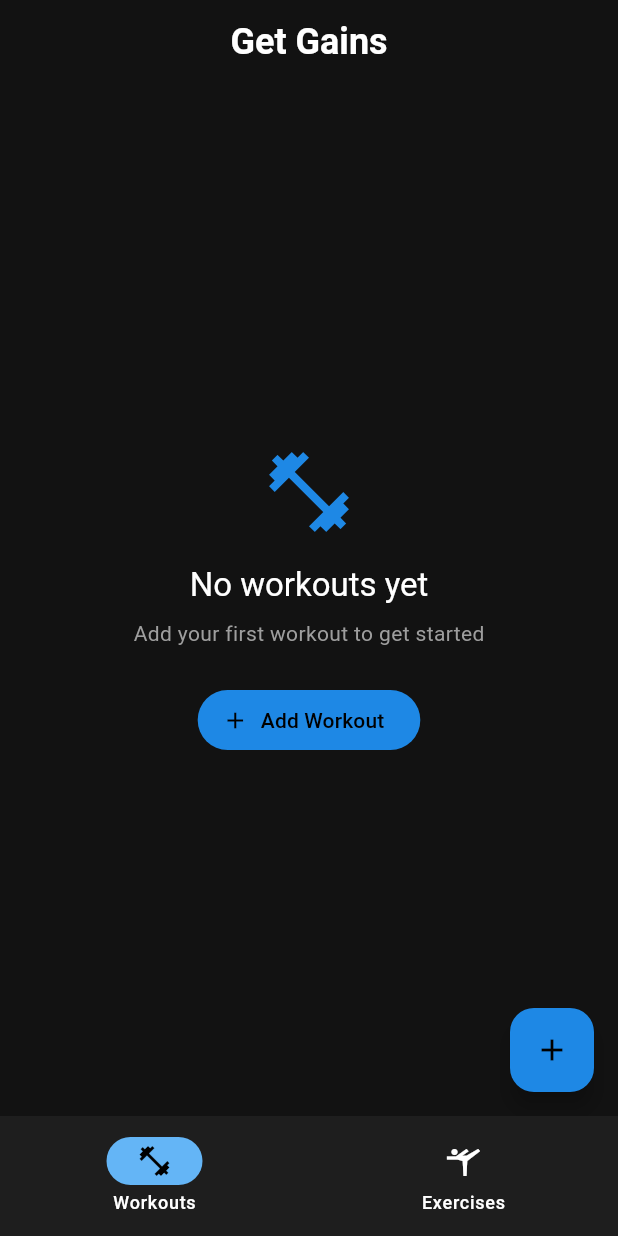
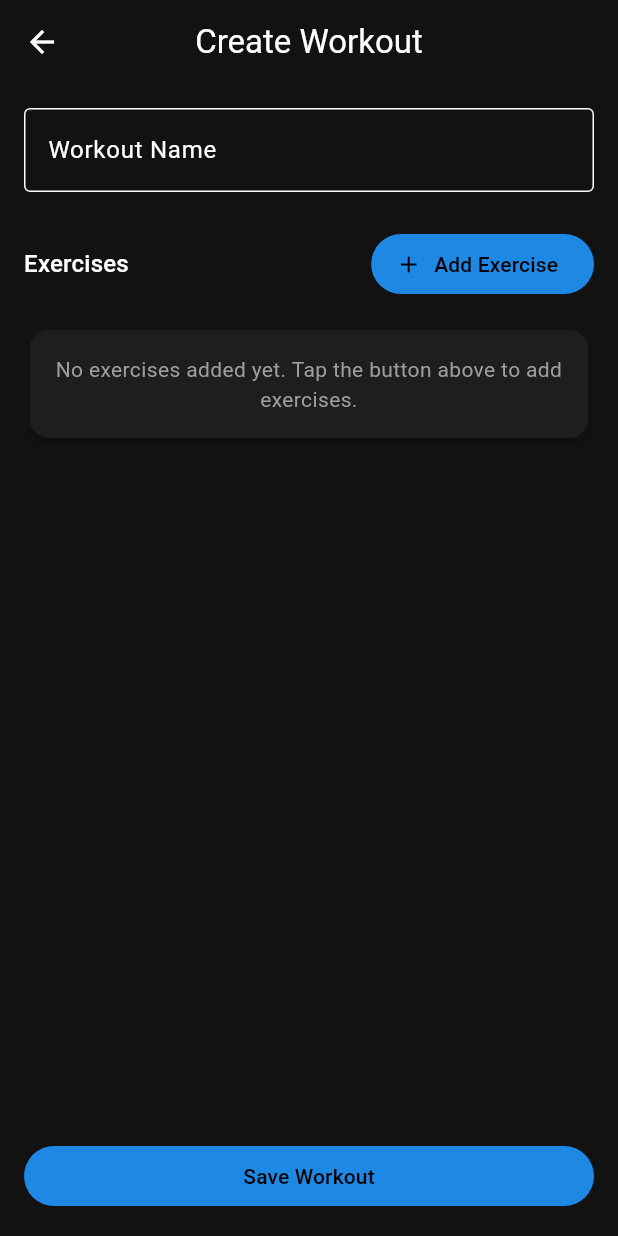
Before and after one commit to ajaparicio36/get_gains, a Flutter app: the screen it shows after launch, after a tap on "Add Workout", on a phone screen of 412 x 824 dp. Run offline on Flutter 3.47's test engine with Material 3 defaults, Android fonts, the phone set to English and light mode, and no system bars; our stand-ins replace sqflite; accounts and stored records are empty.

Commit message:
feat: add create workout screen

```diff
--- /dev/null
+++ b/lib/features/workout/add_workout_screen.dart
@@ -0,0 +1,265 @@
+import 'package:flutter/material.dart';
+import 'package:get_gains/core/models/workout.dart';
+import 'package:get_gains/core/models/exercise.dart';
+import 'package:get_gains/core/repositories/workout_repository.dart';
+
+class AddWorkoutScreen extends StatefulWidget {
+  const AddWorkoutScreen({super.key});
+
+  @override
+  State<AddWorkoutScreen> createState() => _AddWorkoutScreenState();
+}
+
+class _AddWorkoutScreenState extends State<AddWorkoutScreen> {
+  final _formKey = GlobalKey<FormState>();
+  final _workoutRepository = WorkoutRepository();
+  final _nameController = TextEditingController();
+  final List<Exercise> _selectedExercises = [];
+  bool _isSaving = false;
+
+  @override
+  void dispose() {
+    _nameController.dispose();
+    super.dispose();
+  }
+
+  Future<void> _addExercise() async {
+    final exercises = await _workoutRepository.getAllExercises();
+
+    if (!mounted) return;
+
+    final result = await showModalBottomSheet<Exercise>(
+      context: context,
+      builder: (context) => _SelectExerciseBottomSheet(
+        exercises: exercises,
+        selectedExercises: _selectedExercises,
+      ),
+    );
+
+    if (result != null) {
+      setState(() {
+        _selectedExercises.add(result);
+      });
+    }
+  }
+
+  void _removeExercise(Exercise exercise) {
+    setState(() {
+      _selectedExercises.removeWhere((e) => e.id == exercise.id);
+    });
+  }
+
+  Future<void> _saveWorkout() async {
+    if (!_formKey.currentState!.validate()) return;
+    if (_selectedExercises.isEmpty) {
+      ScaffoldMessenger.of(context).showSnackBar(
+        const SnackBar(
+          content: Text('Please add at least one exercise'),
+          backgroundColor: Colors.red,
+        ),
+      );
+      return;
+    }
+
+    setState(() => _isSaving = true);
+
+    try {
+      final workout = Workout(
+        name: _nameController.text.trim(),
+        exercises: _selectedExercises,
+      );
+      await _workoutRepository.createWorkout(workout);
+      if (mounted) {
+        Navigator.pop(context, true);
+      }
+    } catch (e) {
+      if (mounted) {
+        ScaffoldMessenger.of(context).showSnackBar(
+          SnackBar(
+            content: Text('Error saving workout: $e'),
+            backgroundColor: Colors.red,
+          ),
+        );
+      }
+    } finally {
+      setState(() => _isSaving = false);
+    }
+  }
+
+  @override
+  Widget build(BuildContext context) {
+    return Scaffold(
+      appBar: AppBar(
+        title: const Text('Create Workout'),
+        centerTitle: true,
+      ),
+      body: Form(
+        key: _formKey,
+        child: ListView(
+          padding: const EdgeInsets.all(16),
+          children: [
+            TextFormField(
+              controller: _nameController,
+              decoration: const InputDecoration(
+                labelText: 'Workout Name',
+                hintText: 'Enter workout name',
+                border: OutlineInputBorder(),
+              ),
+              validator: (value) {
+                if (value == null || value.trim().isEmpty) {
+                  return 'Please enter a workout name';
+                }
+                return null;
+              },
+            ),
+            const SizedBox(height: 24),
+            Row(
+              mainAxisAlignment: MainAxisAlignment.spaceBetween,
+              children: [
+                Text(
+                  'Exercises',
+                  style: Theme.of(context).textTheme.titleMedium,
+                ),
+                FilledButton.icon(
+                  onPressed: _addExercise,
+                  icon: const Icon(Icons.add),
+                  label: const Text('Add Exercise'),
+                ),
+              ],
+            ),
+            const SizedBox(height: 16),
+            if (_selectedExercises.isEmpty)
+              const Card(
+                child: Padding(
+                  padding: EdgeInsets.all(16),
+                  child: Text(
+                    'No exercises added yet. Tap the button above to add exercises.',
+                    textAlign: TextAlign.center,
+                    style: TextStyle(color: Colors.grey),
+                  ),
+                ),
+              )
+            else
+              ListView.separated(
+                shrinkWrap: true,
+                physics: const NeverScrollableScrollPhysics(),
+                itemCount: _selectedExercises.length,
+                separatorBuilder: (context, index) => const SizedBox(height: 8),
+                itemBuilder: (context, index) {
+                  final exercise = _selectedExercises[index];
+                  return Card(
+                    child: ListTile(
+                      title: Text(exercise.name),
+                      subtitle: Text(
+                        exercise.musclesWorked
+                            .map((m) => m.displayName)
+                            .join(', '),
+                      ),
+                      trailing: IconButton(
+                        icon: const Icon(Icons.remove_circle_outline),
+                        onPressed: () => _removeExercise(exercise),
+                        color: Theme.of(context).colorScheme.error,
+                      ),
+                    ),
+                  );
+                },
+              ),
+          ],
+        ),
+      ),
+      bottomNavigationBar: SafeArea(
+        child: Padding(
+          padding: const EdgeInsets.all(16),
+          child: FilledButton(
+            onPressed: _isSaving ? null : _saveWorkout,
+            child: _isSaving
+                ? const SizedBox(
+                    height: 20,
+                    width: 20,
+                    child: CircularProgressIndicator(
+                      strokeWidth: 2,
+                      color: Colors.white,
+                    ),
+                  )
+                : const Text('Save Workout'),
+          ),
+        ),
+      ),
+    );
+  }
+}
+
+class _SelectExerciseBottomSheet extends StatelessWidget {
+  final List<Exercise> exercises;
+  final List<Exercise> selectedExercises;
+
+  const _SelectExerciseBottomSheet({
+    required this.exercises,
+    required this.selectedExercises,
+  });
+
+  @override
+  Widget build(BuildContext context) {
+    final availableExercises = exercises
+        .where((e) => !selectedExercises.any((se) => se.id == e.id))
+        .toList();
+
+    return DraggableScrollableSheet(
+      initialChildSize: 0.9,
+      minChildSize: 0.5,
+      maxChildSize: 0.9,
+      builder: (context, scrollController) {
+        return Column(
+          children: [
+            Padding(
+              padding: const EdgeInsets.all(16),
+              child: Row(
+                mainAxisAlignment: MainAxisAlignment.spaceBetween,
+                children: [
+                  Text(
+                    'Select Exercise',
+                    style: Theme.of(context).textTheme.titleLarge,
+                  ),
+                  IconButton(
+                    icon: const Icon(Icons.close),
+                    onPressed: () => Navigator.pop(context),
+                  ),
+                ],
+              ),
+            ),
+            if (availableExercises.isEmpty)
+              const Expanded(
+                child: Center(
+                  child: Text(
+                    'No available exercises. Create new exercises first.',
+                    textAlign: TextAlign.center,
+                  ),
+                ),
+              )
+            else
+              Expanded(
+                child: ListView.separated(
+                  controller: scrollController,
+                  itemCount: availableExercises.length,
+                  separatorBuilder: (context, index) =>
+                      const Divider(height: 1),
+                  itemBuilder: (context, index) {
+                    final exercise = availableExercises[index];
+                    return ListTile(
+                      title: Text(exercise.name),
+                      subtitle: Text(
+                        exercise.musclesWorked
+                            .map((m) => m.displayName)
+                            .join(', '),
+                      ),
+                      onTap: () => Navigator.pop(context, exercise),
+                    );
+                  },
+                ),
+              ),
+          ],
+        );
+      },
+    );
+  }
+}
--- a/lib/features/workout/workout_screen.dart
+++ b/lib/features/workout/workout_screen.dart
@@ -2,10 +2,17 @@ import 'package:flutter/material.dart';
 import 'package:intl/intl.dart';
 import 'package:get_gains/core/models/workout.dart';
 import 'package:get_gains/core/repositories/workout_repository.dart';
+import 'package:get_gains/features/workout/add_workout_screen.dart';
+import 'package:get_gains/features/workout/workout_details_screen.dart';
 
-class WorkoutScreen extends StatelessWidget {
+class WorkoutScreen extends StatefulWidget {
   const WorkoutScreen({super.key});
 
+  @override
+  _WorkoutScreenState createState() => _WorkoutScreenState();
+}
+
+class _WorkoutScreenState extends State<WorkoutScreen> {
   @override
   Widget build(BuildContext context) {
     return Scaffold(
@@ -61,8 +68,17 @@ class WorkoutScreen extends StatelessWidget {
                   ),
                   const SizedBox(height: 24),
                   FilledButton.icon(
-                    onPressed: () {
-                      // TODO: Navigate to add workout page
+                    onPressed: () async {
+                      final result = await Navigator.push<bool>(
+                        context,
+                        MaterialPageRoute(
+                          builder: (context) => const AddWorkoutScreen(),
+                        ),
+                      );
+
+                      if (result == true) {
+                        setState(() {}); // Refresh the workout list
+                      }
                     },
                     icon: const Icon(Icons.add),
                     label: const Text('Add Workout'),
@@ -88,7 +104,7 @@ class WorkoutScreen extends StatelessWidget {
                   ),
                   subtitle: workout.lastPerformed != null
                       ? Text(
-                          'Last performed: ${DateFormat('MMM d, y').format(workout.lastPerformed!)}',
+                          'Last performed: ${DateFormat('MMM d, y').format(DateTime.fromMillisecondsSinceEpoch(workout.lastPerformed!))}',
                           style: const TextStyle(color: Colors.grey),
                         )
                       : const Text(
@@ -96,8 +112,16 @@ class WorkoutScreen extends StatelessWidget {
                           style: TextStyle(color: Colors.grey),
                         ),
                   trailing: const Icon(Icons.chevron_right),
-                  onTap: () {
-                    // TODO: Navigate to workout details page
+                  onTap: () async {
+                    await Navigator.push(
+                      context,
+                      MaterialPageRoute(
+                        builder: (context) => WorkoutDetailsScreen(
+                          workoutId: workout.id,
+                        ),
+                      ),
+                    );
+                    setState(() {});
                   },
                 ),
               );
@@ -106,8 +130,17 @@ class WorkoutScreen extends StatelessWidget {
         },
       ),
       floatingActionButton: FloatingActionButton(
-        onPressed: () {
-          // TODO: Navigate to add workout page
+        onPressed: () async {
+          final result = await Navigator.push<bool>(
+            context,
+            MaterialPageRoute(
+              builder: (context) => const AddWorkoutScreen(),
+            ),
+          );
+
+          if (result == true) {
+            setState(() {}); // Refresh the workout list
+          }
         },
         child: const Icon(Icons.add),
       ),
```
